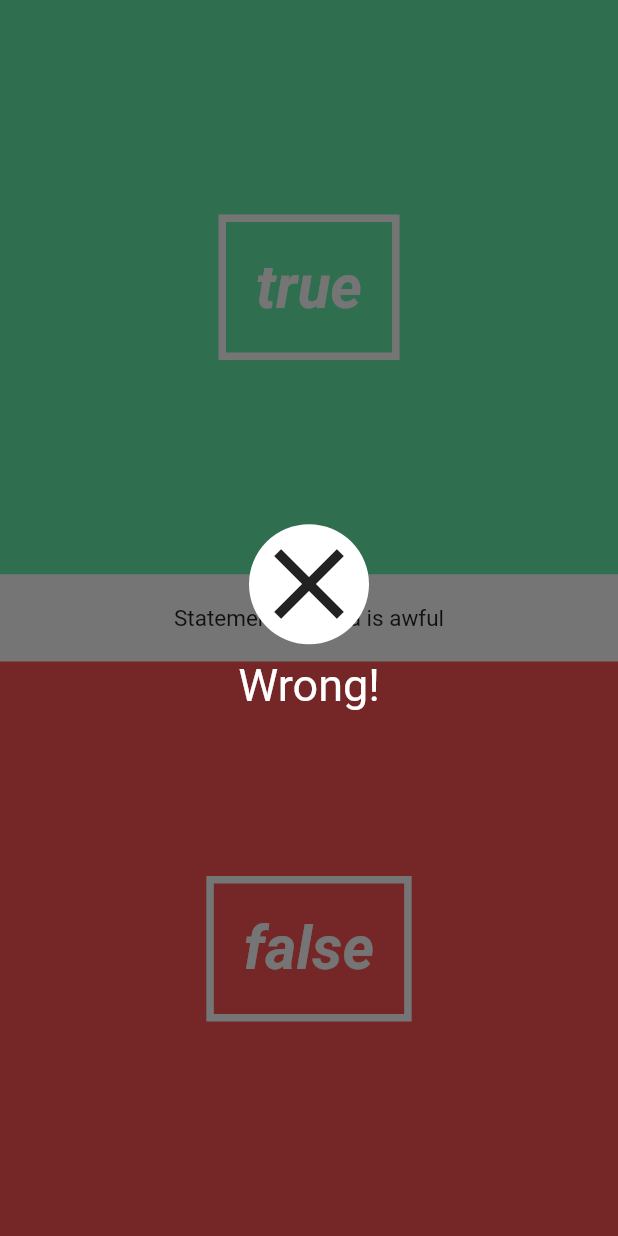
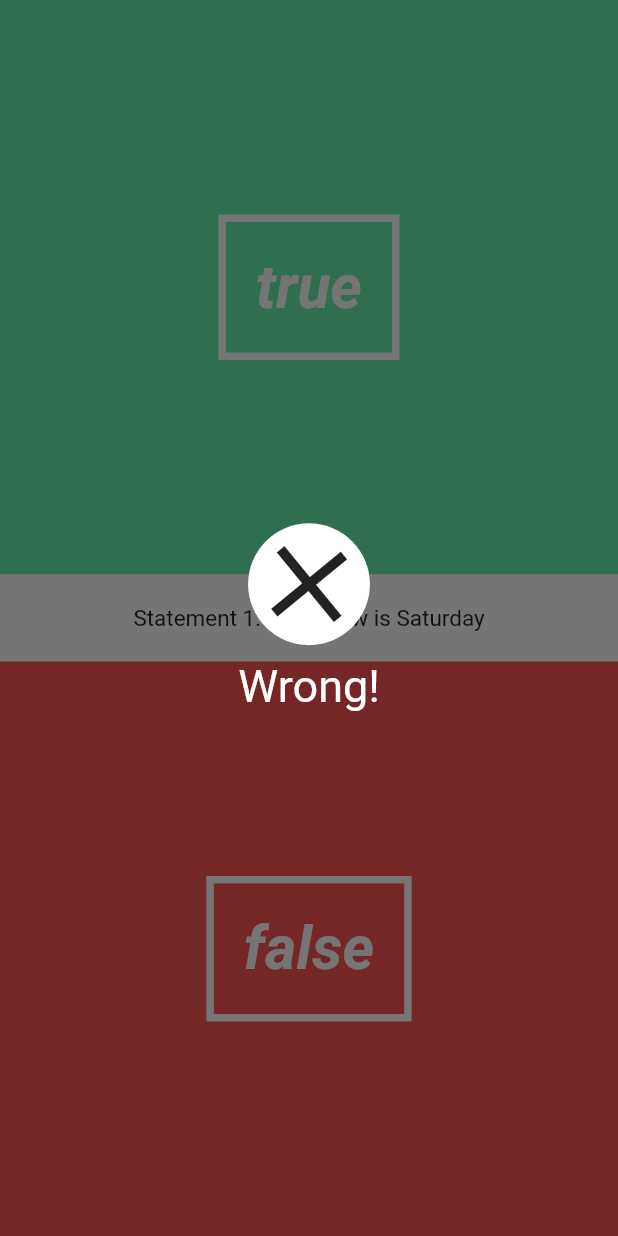
Before and after one commit to DanielGuzmanT/Quiz, a Flutter app: the screen it shows after launch, after a tap on "true", on a phone screen of 412 x 824 dp. Run offline on Flutter 3.47's test engine with Material 2 defaults, Android fonts, the phone set to English and light mode, and no system bars.

Commit message:
modifying game logic and how to show answer

```diff
--- a/lib/pages/quiz_page.dart
+++ b/lib/pages/quiz_page.dart
@@ -19,9 +19,28 @@ class _QuizPageState extends State<QuizPage> {
     new Question("Tomorrow is Saturday", false),
   ]);
 
+  Question currentQuestion;
   String questionText;
   int questionNumber;
   bool isCorrect;
+  bool overlayShouldBeVisible = false;
+
+  @override
+  void initState() {
+    super.initState();
+    currentQuestion = quiz.nextQuestion;
+    questionText = currentQuestion.question;
+    questionNumber = quiz.questionNumber;
+  }
+
+  void handleAnswer(bool answer) {
+    isCorrect = (currentQuestion.answer == answer);
+    quiz.answer(isCorrect);
+    print(isCorrect);
+    this.setState(() {
+      overlayShouldBeVisible = true;
+    });
+  }
 
   @override
   Widget build(BuildContext context) {
@@ -30,12 +49,14 @@ class _QuizPageState extends State<QuizPage> {
       children: <Widget>[
         new Column(
           children: <Widget>[
-            new AnswerButton(true, () => print("True men")),
-            new QuestionText("Pizza is awful", 2),
-            new AnswerButton(false, () => print("False men")),
+            new AnswerButton(true, () => handleAnswer(true)),
+            new QuestionText(questionText, questionNumber),
+            new AnswerButton(false, () => handleAnswer(false)),
           ],
         ),
-        new CorrectWrongOverlay(false),
+        overlayShouldBeVisible
+            ? new CorrectWrongOverlay(isCorrect)
+            : new Container(),
       ],
     );
   }
--- a/lib/utils/Question.dart
+++ b/lib/utils/Question.dart
@@ -1,6 +1,9 @@
 class Question {
-  String question;
-  bool answer;
+  String _question;
+  bool _answer;
 
-  Question(this.question, this.answer);
+  Question(this._question, this._answer);
+
+  bool get answer => _answer;
+  String get question => _question;
 }
```
